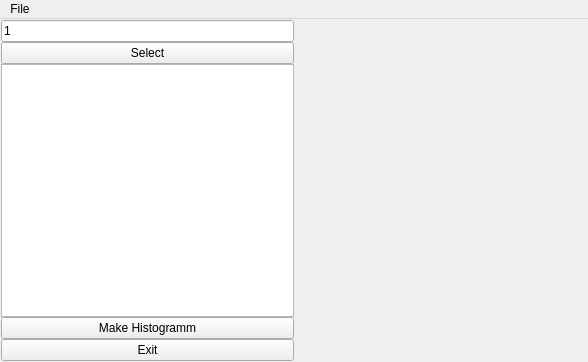
First picture: the form in density_matrix/density_matrix.ui, repository benschneider/sideprojects1, before the edit.
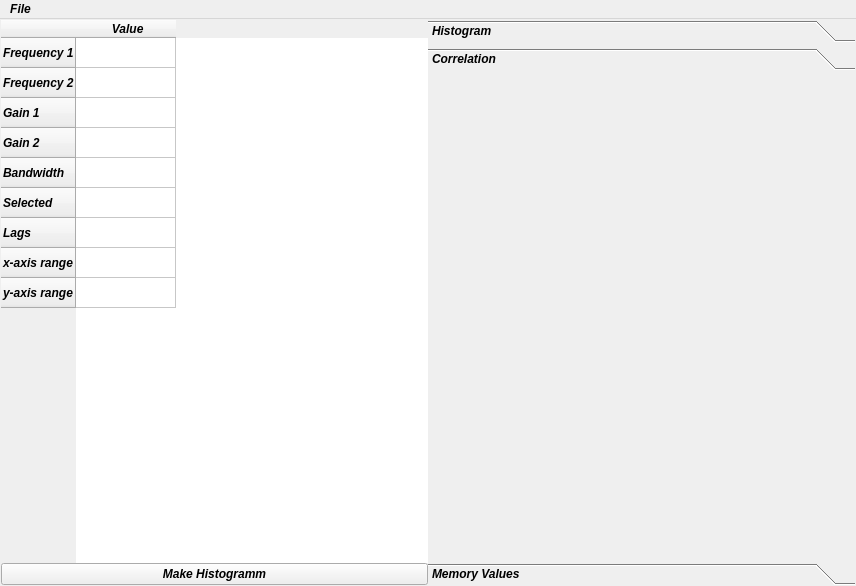
Second picture: the form after the edit. The open tabs and pages were chosen to show the change.

Commit message: basic functionality

What changed in the file:
```diff
--- a/density_matrix/density_matrix.ui
+++ b/density_matrix/density_matrix.ui
@@ -6,16 +6,23 @@
    <rect>
     <x>0</x>
     <y>0</y>
-    <width>588</width>
-    <height>362</height>
+    <width>856</width>
+    <height>586</height>
    </rect>
   </property>
+  <property name="font">
+   <font>
+    <weight>75</weight>
+    <italic>true</italic>
+    <bold>true</bold>
+   </font>
+  </property>
   <property name="windowTitle">
    <string>MainWindow</string>
   </property>
   <widget class="QWidget" name="centralwidget">
    <property name="sizePolicy">
-    <sizepolicy hsizetype="MinimumExpanding" vsizetype="MinimumExpanding">
+    <sizepolicy hsizetype="Expanding" vsizetype="Expanding">
      <horstretch>0</horstretch>
      <verstretch>0</verstretch>
     </sizepolicy>
@@ -23,7 +30,7 @@
    <property name="minimumSize">
     <size>
      <width>175</width>
-     <height>100</height>
+     <height>280</height>
     </size>
    </property>
    <layout class="QHBoxLayout" name="horizontalLayout_2">
@@ -34,69 +41,100 @@
      <number>1</number>
     </property>
     <item>
-     <layout class="QVBoxLayout" name="verticalLayout" stretch="0,0,0,0,0">
-      <property name="spacing">
-       <number>0</number>
-      </property>
-      <property name="sizeConstraint">
-       <enum>QLayout::SetMaximumSize</enum>
-      </property>
-      <property name="bottomMargin">
-       <number>0</number>
-      </property>
+     <layout class="QVBoxLayout" name="verticalLayout_2">
       <item>
-       <widget class="QLineEdit" name="selectNum">
-        <property name="minimumSize">
-         <size>
-          <width>175</width>
-          <height>0</height>
-         </size>
+       <widget class="QTableWidget" name="tableWidget">
+        <property name="sizePolicy">
+         <sizepolicy hsizetype="Expanding" vsizetype="Expanding">
+          <horstretch>0</horstretch>
+          <verstretch>0</verstretch>
+         </sizepolicy>
         </property>
-        <property name="text">
-         <string>1</string>
+        <property name="layoutDirection">
+         <enum>Qt::LeftToRight</enum>
         </property>
-       </widget>
-      </item>
-      <item>
-       <widget class="QPushButton" name="selectBtn">
-        <property name="minimumSize">
-         <size>
-          <width>175</width>
-          <height>0</height>
-         </size>
+        <property name="autoFillBackground">
+         <bool>false</bool>
         </property>
-        <property name="text">
-         <string>Select</string>
+        <property name="frameShape">
+         <enum>QFrame::NoFrame</enum>
         </property>
-       </widget>
-      </item>
-      <item>
-       <widget class="QListWidget" name="selectDat">
-        <property name="minimumSize">
-         <size>
-          <width>175</width>
-          <height>0</height>
-         </size>
+        <property name="frameShadow">
+         <enum>QFrame::Plain</enum>
         </property>
-        <property name="isWrapping" stdset="0">
-         <bool>true</bool>
-        </property>
+        <row>
+         <property name="text">
+          <string>Frequency 1</string>
+         </property>
+        </row>
+        <row>
+         <property name="text">
+          <string>Frequency 2</string>
+         </property>
+        </row>
+        <row>
+         <property name="text">
+          <string>Gain 1</string>
+         </property>
+        </row>
+        <row>
+         <property name="text">
+          <string>Gain 2</string>
+         </property>
+        </row>
+        <row>
+         <property name="text">
+          <string>Bandwidth</string>
+         </property>
+        </row>
+        <row>
+         <property name="text">
+          <string>Selected</string>
+         </property>
+        </row>
+        <row>
+         <property name="text">
+          <string>Lags</string>
+         </property>
+        </row>
+        <row>
+         <property name="text">
+          <string>x-axis range</string>
+         </property>
+        </row>
+        <row>
+         <property name="text">
+          <string>y-axis range</string>
+         </property>
+        </row>
+        <column>
+         <property name="text">
+          <string> Value</string>
+         </property>
+        </column>
+        <item row="2" column="0">
+         <property name="text">
+          <string notr="true"/>
+         </property>
+         <property name="textAlignment">
+          <set>AlignLeft|AlignVCenter</set>
+         </property>
+        </item>
        </widget>
       </item>
       <item>
-       <widget class="QPushButton" name="makeFigure">
+       <widget class="QPushButton" name="makeHistogram">
+        <property name="sizePolicy">
+         <sizepolicy hsizetype="Minimum" vsizetype="Fixed">
+          <horstretch>0</horstretch>
+          <verstretch>0</verstretch>
+         </sizepolicy>
+        </property>
         <property name="text">
          <string>Make Histogramm</string>
         </property>
        </widget>
       </item>
-      <item>
-       <widget class="QPushButton" name="ExitButton">
-        <property name="text">
-         <string>Exit</string>
-        </property>
-       </widget>
-      </item>
      </layout>
     </item>
     <item>
@@ -105,13 +143,74 @@
        <number>0</number>
       </property>
       <item>
-       <widget class="QWidget" name="dWindow1" native="true">
+       <widget class="QToolBox" name="toolBox">
         <property name="sizePolicy">
-         <sizepolicy hsizetype="Expanding" vsizetype="MinimumExpanding">
+         <sizepolicy hsizetype="Expanding" vsizetype="Expanding">
           <horstretch>0</horstretch>
           <verstretch>0</verstretch>
          </sizepolicy>
         </property>
+        <property name="frameShape">
+         <enum>QFrame::NoFrame</enum>
+        </property>
+        <property name="currentIndex">
+         <number>2</number>
+        </property>
+        <widget class="QWidget" name="page_0">
+         <property name="geometry">
+          <rect>
+           <x>0</x>
+           <y>0</y>
+           <width>425</width>
+           <height>467</height>
+          </rect>
+         </property>
+         <attribute name="label">
+          <string>Histogram</string>
+         </attribute>
+         <layout class="QVBoxLayout" name="verticalLayout_3">
+          <item>
+           <layout class="QVBoxLayout" name="HistLayout"/>
+          </item>
+         </layout>
+        </widget>
+        <widget class="QWidget" name="page_1">
+         <property name="geometry">
+          <rect>
+           <x>0</x>
+           <y>0</y>
+           <width>425</width>
+           <height>467</height>
+          </rect>
+         </property>
+         <property name="sizePolicy">
+          <sizepolicy hsizetype="Expanding" vsizetype="Expanding">
+           <horstretch>0</horstretch>
+           <verstretch>0</verstretch>
+          </sizepolicy>
+         </property>
+         <property name="layoutDirection">
+          <enum>Qt::LeftToRight</enum>
+         </property>
+         <attribute name="label">
+          <string>Correlation</string>
+         </attribute>
+         <layout class="QVBoxLayout" name="verticalLayout">
+          <item>
+           <layout class="QVBoxLayout" name="CorrLayout"/>
+          </item>
+         </layout>
+        </widget>
+        <widget class="QWidget" name="page_2">
+         <attribute name="label">
+          <string>Memory Values</string>
+         </attribute>
+         <layout class="QVBoxLayout" name="verticalLayout_4">
+          <item>
+           <widget class="QListWidget" name="selectDat"/>
+          </item>
+         </layout>
+        </widget>
        </widget>
       </item>
      </layout>
@@ -123,7 +222,7 @@
     <rect>
      <x>0</x>
      <y>0</y>
-     <width>588</width>
+     <width>856</width>
      <height>22</height>
     </rect>
    </property>
```
Left out of the diff: 6 changed lines with no effect on the pictures. The commit also changes 2 other files.
